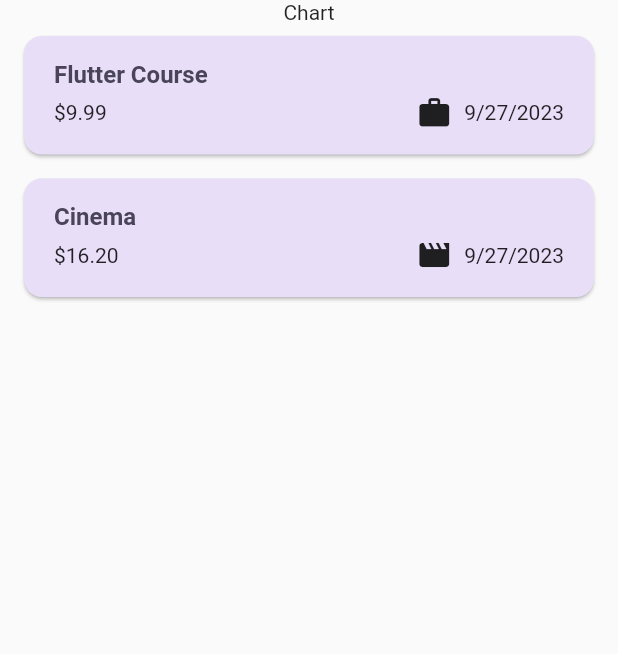
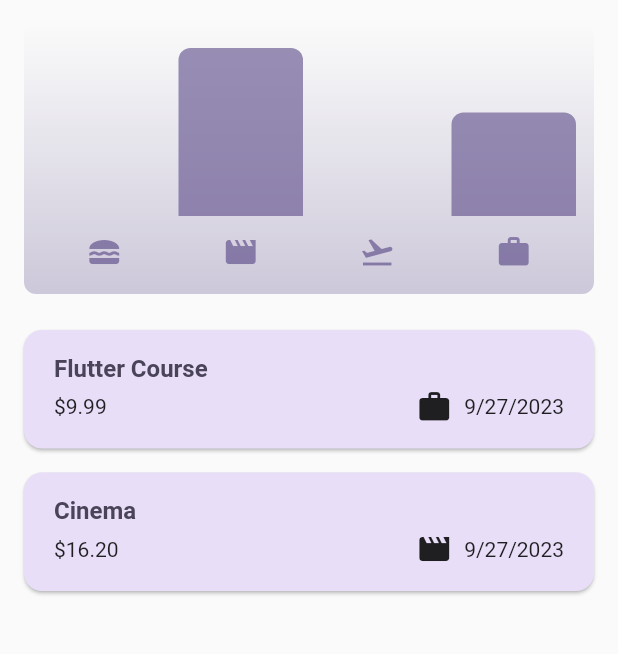
Before and after one commit to HanlopDev/Flutter_Developments, a Flutter app: the screen it shows after launch, on a phone screen of 412 x 824 dp, the part 84-738 px from its top. Run offline on Flutter 3.47's test engine with Material 2 defaults, Android fonts, the phone set to English and light mode, and no system bars.

Commit message:
final touch

```diff
--- a/lib/main.dart
+++ b/lib/main.dart
@@ -5,8 +5,23 @@ var kColorScheme = ColorScheme.fromSeed(
   seedColor: const Color.fromARGB(255, 96, 59, 181),
   );
 
+  var kDarkColorScheme = ColorScheme.fromSeed(
+    seedColor: const Color.fromARGB(255, 5, 99, 125),
+    brightness: Brightness.dark,
+    );
+
 void main() {
   runApp(MaterialApp(
+    darkTheme: ThemeData.dark().copyWith(useMaterial3: true,
+    colorScheme: kDarkColorScheme,
+    cardTheme: const CardTheme().copyWith(
+        color: kDarkColorScheme.secondaryContainer,
+        margin: const EdgeInsets.symmetric(
+          horizontal: 16,
+           vertical: 8,
+           ),
+      ),
+    ),
     theme: ThemeData().copyWith(
       useMaterial3: true,
       colorScheme:  kColorScheme,
--- a/lib/models/expense.dart
+++ b/lib/models/expense.dart
@@ -35,3 +35,25 @@ required this.amount,
     return formatter.format(date);
   }
 }
+
+class ExpenseBucket{
+  const ExpenseBucket({
+    required this.category,
+    required this.expenses});
+
+  ExpenseBucket.forCategory(List<Expense> allEpenses, this.category)
+    : expenses = allEpenses.where((expense) => expense.category == category).toList();
+
+  final Category category;
+  final List<Expense> expenses;
+
+  double get totalExpenses{
+    double sum = 0;
+
+    for (final expense in expenses) {
+      sum += expense.amount;
+    }
+
+    return sum;
+  }
+}
--- /dev/null
+++ b/lib/widget/chart/chart.dart
@@ -0,0 +1,95 @@
+import 'package:flutter/material.dart';
+
+import 'package:expense_tracker/widget/chart/chart_bar.dart';
+import 'package:expense_tracker/models/expense.dart';
+
+class Chart extends StatelessWidget {
+  const Chart({super.key, required this.expenses});
+
+  final List<Expense> expenses;
+
+  List<ExpenseBucket> get buckets {
+    return [
+      ExpenseBucket.forCategory(expenses, Category.food),
+      ExpenseBucket.forCategory(expenses, Category.leisure),
+      ExpenseBucket.forCategory(expenses, Category.travel),
+      ExpenseBucket.forCategory(expenses, Category.work),
+    ];
+  }
+
+  double get maxTotalExpense {
+    double maxTotalExpense = 0;
+
+    for (final bucket in buckets) {
+      if (bucket.totalExpenses > maxTotalExpense) {
+        maxTotalExpense = bucket.totalExpenses;
+      }
+    }
+
+    return maxTotalExpense;
+  }
+
+  @override
+  Widget build(BuildContext context) {
+    final isDarkMode =
+        MediaQuery.of(context).platformBrightness == Brightness.dark;
+    return Container(
+      margin: const EdgeInsets.all(16),
+      padding: const EdgeInsets.symmetric(
+        vertical: 16,
+        horizontal: 8,
+      ),
+      width: double.infinity,
+      height: 180,
+      decoration: BoxDecoration(
+        borderRadius: BorderRadius.circular(8),
+        gradient: LinearGradient(
+          colors: [
+            Theme.of(context).colorScheme.primary.withOpacity(0.3),
+            Theme.of(context).colorScheme.primary.withOpacity(0.0)
+          ],
+          begin: Alignment.bottomCenter,
+          end: Alignment.topCenter,
+        ),
+      ),
+      child: Column(
+        children: [
+          Expanded(
+            child: Row(
+              crossAxisAlignment: CrossAxisAlignment.end,
+              children: [
+                for (final bucket in buckets) // alternative to map()
+                  ChartBar(
+                    fill: bucket.totalExpenses == 0
+                        ? 0
+                        : bucket.totalExpenses / maxTotalExpense,
+                  )
+              ],
+            ),
+          ),
+          const SizedBox(height: 12),
+          Row(
+            children: buckets
+                .map(
+                  (bucket) => Expanded(
+                    child: Padding(
+                      padding: const EdgeInsets.symmetric(horizontal: 4),
+                      child: Icon(
+                        categoryIcons[bucket.category],
+                        color: isDarkMode
+                            ? Theme.of(context).colorScheme.secondary
+                            : Theme.of(context)
+                                .colorScheme
+                                .primary
+                                .withOpacity(0.7),
+                      ),
+                    ),
+                  ),
+                )
+                .toList(),
+          )
+        ],
+      ),
+    );
+  }
+}
--- /dev/null
+++ b/lib/widget/chart/chart_bar.dart
@@ -0,0 +1,34 @@
+import 'package:flutter/material.dart';
+
+class ChartBar extends StatelessWidget {
+  const ChartBar({
+    super.key,
+    required this.fill,
+  });
+
+  final double fill;
+
+  @override
+  Widget build(BuildContext context) {
+    final isDarkMode =
+        MediaQuery.of(context).platformBrightness == Brightness.dark;
+    return Expanded(
+      child: Padding(
+        padding: const EdgeInsets.symmetric(horizontal: 4),
+        child: FractionallySizedBox(
+          heightFactor: fill,
+          child: DecoratedBox(
+            decoration: BoxDecoration(
+              shape: BoxShape.rectangle,
+              borderRadius:
+                  const BorderRadius.vertical(top: Radius.circular(8)),
+              color: isDarkMode
+                  ? Theme.of(context).colorScheme.secondary
+                  : Theme.of(context).colorScheme.primary.withOpacity(0.65),
+            ),
+          ),
+        ),
+      ),
+    );
+  }
+}
--- a/lib/widget/expenses.dart
+++ b/lib/widget/expenses.dart
@@ -2,6 +2,7 @@ import 'package:expense_tracker/widget/expenses_list/expenses_list.dart';
 import 'package:expense_tracker/models/expense.dart';
 import 'package:expense_tracker/widget/new_expense.dart';
 import 'package:flutter/material.dart';
+import 'package:expense_tracker/widget/chart/chart.dart';
 
 class Expsenses extends StatefulWidget {
   const Expsenses({super.key});
@@ -81,7 +82,7 @@ void _removeExpense(Expense expense) {
         ],
       ),
       body: Column(children: [
-      const Text("Chart"),
+        Chart(expenses: _registerdExpenses),
       Expanded(child: mainContent,
       )
     ],
--- a/lib/widget/expenses_list/expenses_list.dart
+++ b/lib/widget/expenses_list/expenses_list.dart
@@ -14,7 +14,7 @@ class ExpenseList extends StatelessWidget {
     return ListView.builder(itemCount: expenses.length,
     itemBuilder: (ctx, index) => Dismissible(
       key: ValueKey(expenses[index],),
-      background: Container(color: Theme.of(context).colorScheme.error,
+      background: Container(color: Theme.of(context).colorScheme.error.withOpacity(0.5),
       margin: EdgeInsets.symmetric(horizontal: Theme.of(context).cardTheme.margin!.horizontal),
       ),
       onDismissed: (direction) {
```
